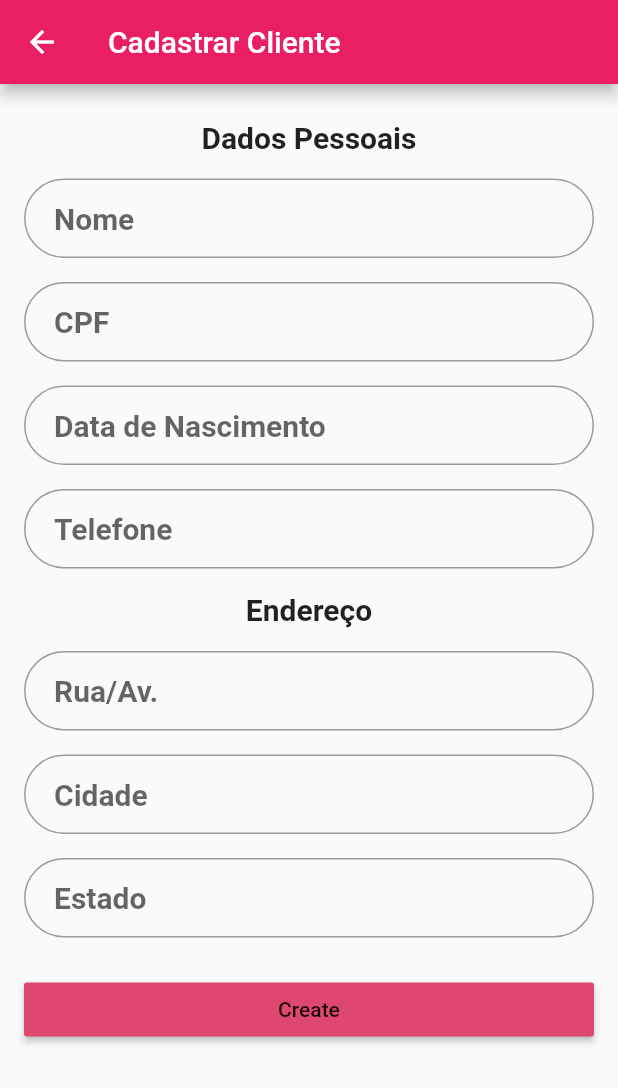
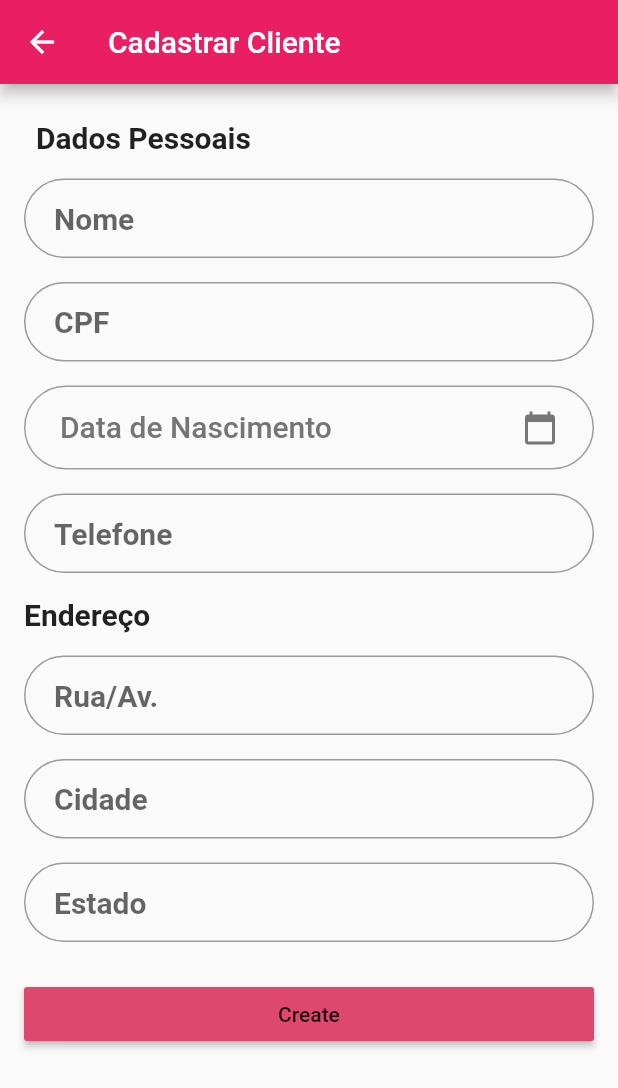
Before and after one commit to GustavoMarshall/StudioMallia, a Flutter app: the TelaCliente screen opened directly, after a tap on the "add" icon, on a phone screen of 412 x 824 dp. Shown: the top 1088 px of the screen. Run offline on Flutter 3.47's test engine with Material 2 defaults, Android fonts, the phone set to English and light mode, and no system bars; our stand-ins replace date_format, google_fonts, sqflite; accounts and stored records are empty; Roboto replaces fonts that are missing (Montserrat).

Commit message:
Cria date picker e expandedListTile

```diff
--- a/lib/view/cadastrar.dart
+++ b/lib/view/cadastrar.dart
@@ -1,21 +1,17 @@
+import 'package:date_format/date_format.dart';
 import 'package:flutter/material.dart';
 import 'package:studiomallia/database/dao/clientes_dao.dart';
-
 
 import 'package:studiomallia/main.dart';
 import 'package:studiomallia/models/clientes.dart';
 import 'package:studiomallia/view/menuprincipal.dart';
 
-
 class Cadastrar extends StatefulWidget {
   @override
   _ClientesFormState createState() => _ClientesFormState();
-
 }
 
 class _ClientesFormState extends State<Cadastrar> {
-
-
   TextStyle style = TextStyle(
       fontFamily: 'Montserrat', fontSize: 20.0, fontWeight: FontWeight.bold);
   TextEditingController _nomeController = TextEditingController();
@@ -25,23 +21,22 @@ class Cadastrar extends StatefulWidget {
   TextEditingController _ruaController = TextEditingController();
   TextEditingController _cidadeController = TextEditingController();
   TextEditingController __estadoController = TextEditingController();
+  String birth_label = 'Data de Nascimento';
 
   final ClientesDao _dao = ClientesDao();
 
   @override
   Widget build(BuildContext context) {
     return Scaffold(
-          resizeToAvoidBottomInset: false,
         appBar: AppBar(
           title: Text('Cadastrar Cliente'),
           backgroundColor: Colors.pink,
         ),
-
         body: SafeArea(
           child: Padding(
             padding: const EdgeInsets.all(16.0),
-              child: Column(
-                crossAxisAlignment: CrossAxisAlignment.center,
+            child: ListView(
+              shrinkWrap: true,
               children: <Widget>[
                 Padding(
                   padding: const EdgeInsets.all(8.0),
@@ -81,18 +76,41 @@ class Cadastrar extends StatefulWidget {
                 ),
                 Padding(
                   padding: const EdgeInsets.only(top: 8, bottom: 8),
-                    child: TextField(
-                      controller: _datanascimentoController,
-                      keyboardType: TextInputType.number,
-                      obscureText: false,
-                      style: style,
-                      decoration: InputDecoration(
-                        contentPadding: EdgeInsets.fromLTRB(20, 15, 20, 15),
-                        hintText: "Data de Nascimento",
-                        border: OutlineInputBorder(
-                            borderRadius: BorderRadius.circular((80))),
+                  child: OutlineButton(
+                    shape: new RoundedRectangleBorder(borderRadius: new BorderRadius.circular(30.0)),
+                    borderSide: BorderSide(
+                      color: Colors.grey,
                     ),
+                    child:  Row (
+                      crossAxisAlignment: CrossAxisAlignment.start,
+                      mainAxisAlignment: MainAxisAlignment.spaceBetween,
+                      children: <Widget>[
+                        Padding(
+                          padding: const EdgeInsets.fromLTRB(8.0, 16, 8.0, 16),
+                          child: Text(birth_label, style: TextStyle(
+                            fontSize: 20,
+                            color: Colors.grey[600]
+                          ),),
                         ),
+                        Padding(
+                          padding: const EdgeInsets.fromLTRB(8.0, 16, 8.0, 16),
+                          child: Icon(Icons.calendar_today, color: Colors.grey[600],),
+                        )
+                      ],
+                    ),
+                    onPressed: () async {
+                      final dtPick = await showDatePicker(context: context, initialDate: DateTime.now(), firstDate: DateTime(1980), lastDate: DateTime(2100));
+                      print(dtPick);
+                      String data_formatada = formatDate(dtPick, [dd, '/', mm, '/', yyyy]);
+                      print(data_formatada);
+
+                      setState(() {
+                        birth_label = data_formatada;
+                      });
+
+                      _datanascimentoController.text = data_formatada;
+                    },
+                  )
                 ),
                 Padding(
                   padding: const EdgeInsets.only(top: 8, bottom: 8),
@@ -168,33 +186,21 @@ class Cadastrar extends StatefulWidget {
                         onPressed: () {
                           final String name = _nomeController.text;
                           final String cpf = _cpfController.text;
-                            final String datanascimento = _datanascimentoController.text;
+                          final String datanascimento =
+                              _datanascimentoController.text;
                           final String telefone = _telefoneController.text;
                           final String rua = _ruaController.text;
                           final String cidade = _cidadeController.text;
                           final String estado = __estadoController.text;
 
-                            final Clientes newClientes = Clientes(
-                                0,
-                                name,
-                                cpf,
-                                datanascimento,
-                                telefone,
-                                rua,
-                                cidade,
-                                estado);
-                            _dao.save(newClientes).then((id) => Navigator.pop(context));
-
+                          final Clientes newClientes = Clientes(0, name, cpf,
+                              datanascimento, telefone, rua, cidade, estado);
+                          _dao
+                              .save(newClientes)
+                              .then((id) => Navigator.pop(context));
                         },
-
-
+                      )),
                 )
-
-
-                    ),
-                  )
-
-
               ],
             ),
           ),
--- a/lib/view/telaCliente.dart
+++ b/lib/view/telaCliente.dart
@@ -1,3 +1,5 @@
+import 'package:flutter/painting.dart';
+import 'package:google_fonts/google_fonts.dart';
 import 'package:studiomallia/database/app_database.dart';
 import 'package:studiomallia/database/dao/clientes_dao.dart';
 import 'package:studiomallia/main.dart';
@@ -12,7 +14,6 @@ class TelaCliente extends StatefulWidget {
 }
 
 class _TelaClienteListState extends State<TelaCliente> {
-
   final ClientesDao _dao = ClientesDao();
 
   @override
@@ -20,6 +21,7 @@ class _TelaClienteListState extends State<TelaCliente> {
     return Scaffold(
       appBar: AppBar(
         title: Text('Clientes'),
+        backgroundColor: Colors.pink,
       ),
       body: SafeArea(
           child: FutureBuilder<List<Clientes>>(
@@ -59,9 +61,10 @@ class _TelaClienteListState extends State<TelaCliente> {
         },
       )),
       floatingActionButton: FloatingActionButton(
+        backgroundColor: Colors.pink,
         onPressed: () {
-          Navigator.push(context,
-              MaterialPageRoute(builder: (context) => Cadastrar()));
+          Navigator.push(
+              context, MaterialPageRoute(builder: (context) => Cadastrar()));
         },
         child: Icon(Icons.add),
       ),
@@ -82,37 +85,37 @@ class __ClientesItemState extends State<_ClientesItem> {
   @override
   Widget build(BuildContext context) {
     // TODO: implement build
-    return Card(
-      child: ListTile(
+    return ExpansionTile(
+
       title: Text(
         widget.clientes.nome,
-          style: TextStyle(fontSize: 24),
+        style: GoogleFonts.ptSans(fontSize: 24, fontWeight: FontWeight.bold),
       ),
-        subtitle: Text(
-          'CPF:${widget.clientes.cpf} | ''Data de Nascimento:${widget.clientes.datanascimento} | ''Telefone:${widget.clientes.telefone} | \n''Rua/Av:${widget.clientes.rua} | ''Cidade:${widget.clientes.cidade} | ''Estado:${widget.clientes.estado} | ',
-          style: TextStyle(fontSize: 15),
+      subtitle: Text('Telefone: ${widget.clientes.telefone}'),
+      children: <Widget>[
+        Padding(
+          padding: const EdgeInsets.only(left: 16),
+          child: Align(
+            alignment: Alignment.topLeft,
+            child: Column(
+              crossAxisAlignment: CrossAxisAlignment.start,
+              children: <Widget>[
+                Text(
+                  'CPF: ${widget.clientes.cpf}',
+                  textAlign: TextAlign.left,
                 ),
-//       subtitle: Text(
-//     '${widget.clientes.datanascimento}',
-//        style: TextStyle(fontSize: 15),
-//        ),
-//        subtitle: Text(
-//         '${widget.clientes.telefone}',
-//         style: TextStyle(fontSize: 15),
-//       ),
-//       subtitle: Text(
-//          '${widget.clientes.rua}',
-//         style: TextStyle(fontSize: 15),
-//        ),
-//        subtitle: Text(
-//          '${widget.clientes.cidade}',
-//         style: TextStyle(fontSize: 15),
-//       ),
-//        subtitle: Text(
-//         '${widget.clientes.estado}',
-//         style: TextStyle(fontSize: 15),
-//        ),
+                Text('Data de Nascimento: ${widget.clientes.datanascimento}'),
+                Padding(
+                  padding: const EdgeInsets.only(bottom: 16),
+                  child: Text('Endereço: Rua/Av: ${widget.clientes.rua} - '
+                      'Cidade: ${widget.clientes.cidade} - '
+                      'Estado: ${widget.clientes.estado}'),
+                )
+              ],
             ),
+          ),
+        )
+      ],
     );
   }
 }
--- a/pubspec.yaml
+++ b/pubspec.yaml
@@ -28,6 +28,9 @@ dependencies:
 
   path_provider: ^1.4.5
   google_fonts: ^0.6.2
+  direct_select: ^1.0.2+1
+  expandable: ^4.1.4
+  date_format: ^1.0.4
 
 dev_dependencies:
   flutter_test:
```
Also changed, not shown: pubspec.lock. Lines whose indentation alone changed are shown as unchanged.
